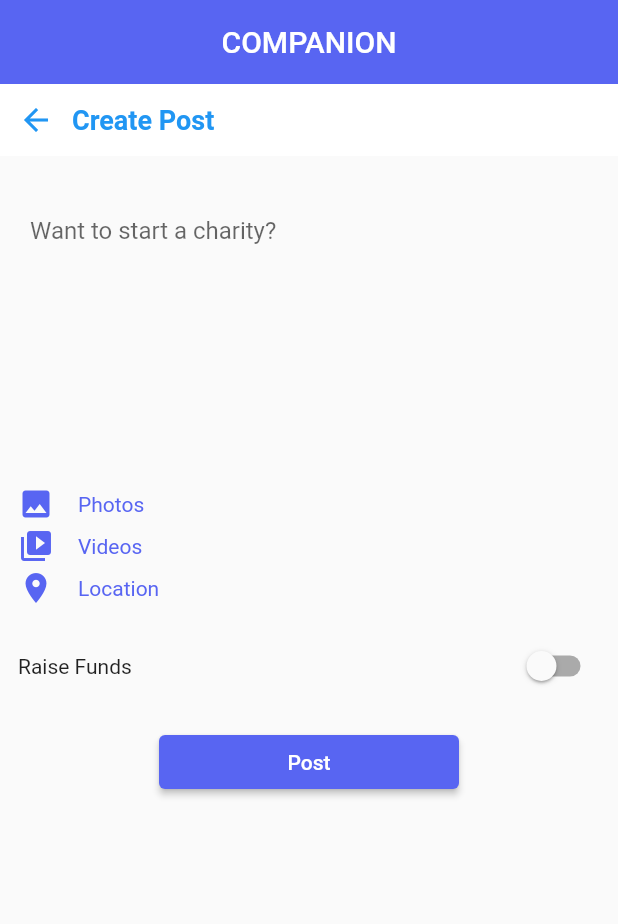
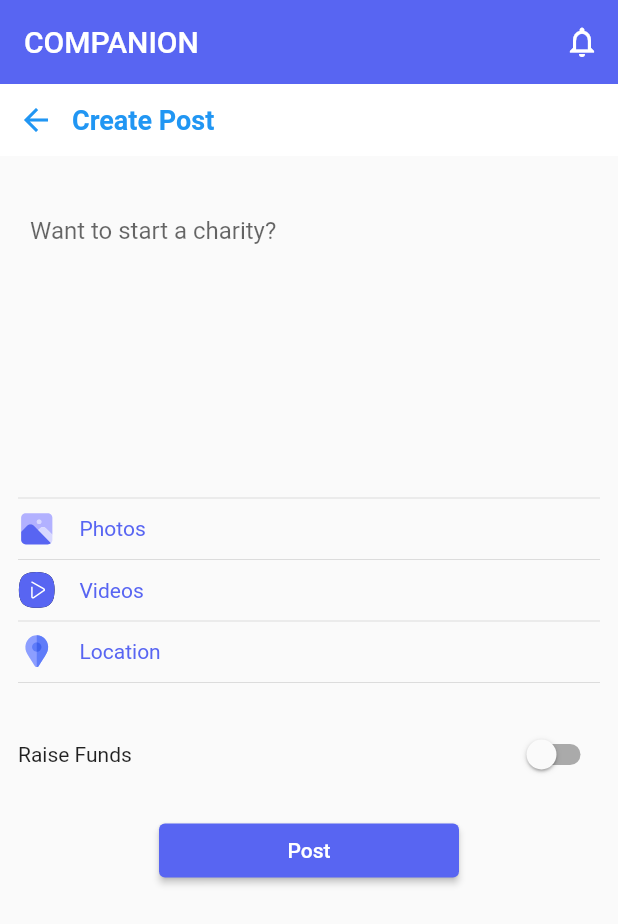
Before and after one commit to Sayuru99/Companion-Mobile-App, a Flutter app: the CreatePostPage screen opened by its route, on a phone screen of 412 x 824 dp. Shown: the top 924 px of the screen. Run offline on Flutter 3.47's test engine with Material 2 defaults, Android fonts, the phone set to English and light mode, and no system bars; our stand-ins replace cached_network_image, curved_navigation_bar, dotted_border, file_picker, flutter_svg, image_picker and 1 more; accounts and stored records are empty; network calls fail.

Commit message:
bug fixes

```diff
--- a/lib/common/ui/forms/donation.dart
+++ b/lib/common/ui/forms/donation.dart
@@ -2,6 +2,7 @@
 
 import 'package:companion_app/common/ui/forms/uploadFile.dart';
 import 'package:flutter/material.dart';
+import 'package:flutter_svg/svg.dart';
 import 'package:image_picker/image_picker.dart';
 import 'package:file_picker/file_picker.dart';
 
@@ -76,13 +77,17 @@ class _CreatePostPageState extends State<CreatePostPage> {
     return Scaffold(
       appBar: AppBar(
         automaticallyImplyLeading: false,
+        actions: [
+          IconButton(
+            icon: const Icon(Icons.notifications_none_outlined),
+            onPressed: () {},
+          ),
+        ],
         elevation: 0,
         backgroundColor: const Color.fromRGBO(88, 101, 242, 1.0),
-        title: const Center(
-          child: Text(
-            'COMPANION',
-            style: TextStyle(fontFamily: 'Roboto'),
-          ),
+        title: const Text(
+          'COMPANION',
+          style: TextStyle(fontFamily: 'Roboto'),
         ),
       ),
       body: SingleChildScrollView(
@@ -144,16 +149,17 @@ class _CreatePostPageState extends State<CreatePostPage> {
                   const SizedBox(height: 16),
                   Column(
                     children: [
+                      const Divider(),
                       GestureDetector(
                         onTap: _selectPhotos,
                         child: Row(
-                          children: const [
-                            Icon(
-                              Icons.photo,
-                              color: Color.fromRGBO(88, 101, 242, 1.0),
+                          children: [
+                            SvgPicture.asset(
+                              'assets/icons/images.svg',
+                              height: 25,
                             ),
-                            SizedBox(width: 16),
-                            Text(
+                            const SizedBox(width: 16),
+                            const Text(
                               'Photos',
                               style: TextStyle(
                                 color: Color.fromRGBO(88, 101, 242, 1.0),
@@ -162,17 +168,17 @@ class _CreatePostPageState extends State<CreatePostPage> {
                           ],
                         ),
                       ),
-                      const SizedBox(height: 4),
+                      const Divider(),
                       GestureDetector(
                         onTap: _selectVideos,
                         child: Row(
-                          children: const [
-                            Icon(
-                              Icons.video_collection,
-                              color: Color.fromRGBO(88, 101, 242, 1.0),
+                          children: [
+                            SvgPicture.asset(
+                              'assets/icons/video.svg',
+                              height: 25,
                             ),
-                            SizedBox(width: 16),
-                            Text(
+                            const SizedBox(width: 16),
+                            const Text(
                               'Videos',
                               style: TextStyle(
                                 color: Color.fromRGBO(88, 101, 242, 1.0),
@@ -181,17 +187,17 @@ class _CreatePostPageState extends State<CreatePostPage> {
                           ],
                         ),
                       ),
-                      const SizedBox(height: 4),
+                      const Divider(),
                       GestureDetector(
                         onTap: _selectLocation,
                         child: Row(
-                          children: const [
-                            Icon(
-                              Icons.location_on,
-                              color: Color.fromRGBO(88, 101, 242, 1.0),
+                          children: [
+                            SvgPicture.asset(
+                              'assets/icons/location.svg',
+                              height: 25,
                             ),
-                            SizedBox(width: 16),
-                            Text(
+                            const SizedBox(width: 16),
+                            const Text(
                               'Location',
                               style: TextStyle(
                                 color: Color.fromRGBO(88, 101, 242, 1.0),
@@ -200,6 +206,7 @@ class _CreatePostPageState extends State<CreatePostPage> {
                           ],
                         ),
                       ),
+                      const Divider(),
                     ],
                   ),
                   const SizedBox(height: 16),
--- a/lib/common/ui/pages/home.dart
+++ b/lib/common/ui/pages/home.dart
@@ -40,6 +40,12 @@ class _HomePageState extends State<HomePage> {
       backgroundColor: const Color.fromRGBO(88, 101, 242, 1.0),
       appBar: AppBar(
         automaticallyImplyLeading: false,
+        actions: [
+          IconButton(
+            icon: const Icon(Icons.notifications_none_outlined),
+            onPressed: () {},
+          ),
+        ],
         elevation: 0,
         backgroundColor: const Color.fromRGBO(88, 101, 242, 1.0),
         title: const Text(
--- a/pubspec.yaml
+++ b/pubspec.yaml
@@ -84,6 +84,9 @@ flutter:
     - assets/icons/like.svg
     - assets/icons/share.svg
     - assets/icons/message.svg
+    - assets/icons/location.svg
+    - assets/icons/images.svg
+    - assets/icons/video.svg
 
   # An image asset can refer to one or more resolution-specific "variants", see
   # https://flutter.dev/assets-and-images/#resolution-aware
```
Also changed, not shown: lib/common/ui/forms/uploadFile.dart (+14 -5 lines), lib/common/ui/pages/profile.dart (+25 -2 lines), assets/icons/images.svg (added), assets/icons/location.svg (added), assets/icons/video.svg (added).
